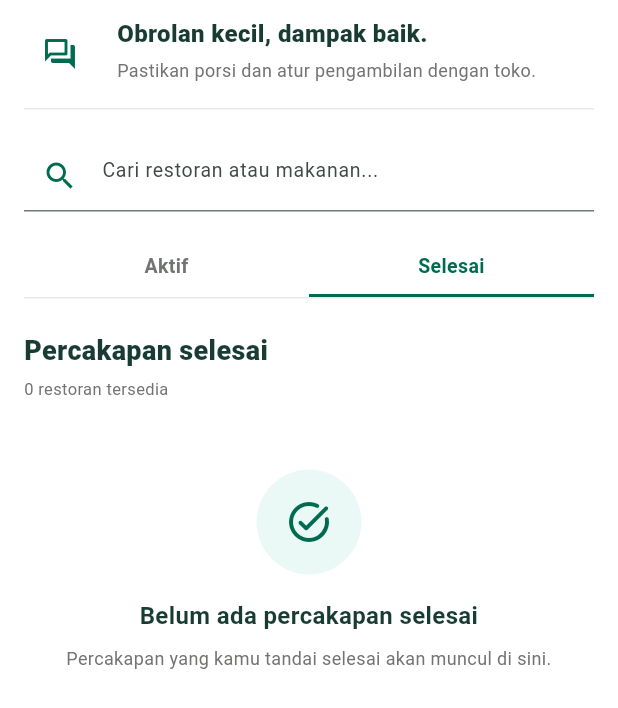
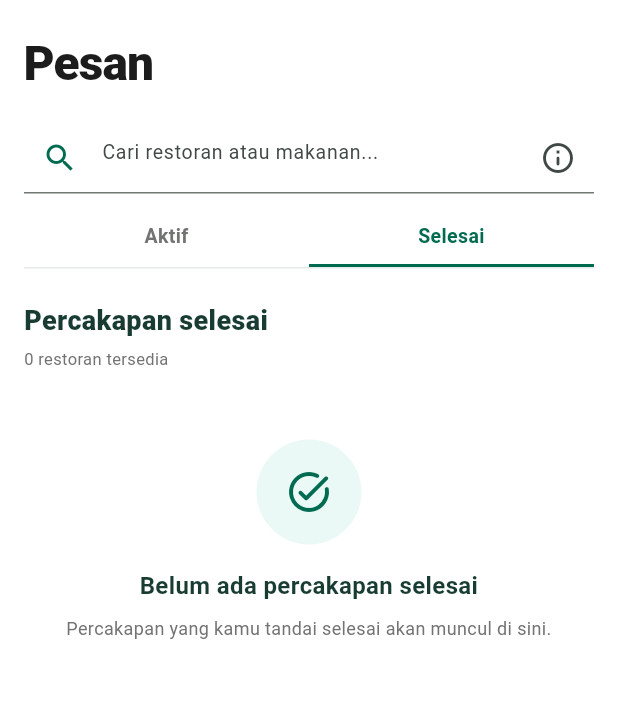
Before and after one commit to khierrro/BagiPorsi, a Flutter app: the PilihRestoran screen opened directly with empty values, after a tap on "Selesai", on a phone screen of 412 x 824 dp. Shown: the top 708 px of the screen. Run offline on Flutter 3.47's test engine with Material 3 defaults, Android fonts, the phone set to English and light mode, and no system bars; our stand-ins replace qr_flutter, shared_preferences; accounts and stored records are empty; network calls fail.

Commit message:
Refine Chat heading and keep search above conversations
Replace the introductory banner with a bold Pesan heading and keep search fixed above the conversation list. Preserve conversation help in the search field and update the navigation assertion.

```diff
--- a/lib/screens/pilih_restoran.dart
+++ b/lib/screens/pilih_restoran.dart
@@ -33,6 +33,34 @@ class _PilihRestoranState extends State<PilihRestoran> {
     message: 'Tanyakan stok, alamat, dan jadwal pengambilan kepada toko. Pesan saat ini tersimpan di sesi perangkat ini dan belum dikirim ke toko.',
   );
 
+  Widget _searchHeader(String query) => Padding(
+    padding: const EdgeInsets.fromLTRB(16, 8, 16, 8),
+    child: TextField(
+      controller: _searchController,
+      onChanged: (_) => setState(() {}),
+      textInputAction: TextInputAction.search,
+      decoration: InputDecoration(
+        hintText: 'Cari restoran atau makanan...',
+        hintStyle: const TextStyle(fontSize: 13),
+        prefixIcon: const Icon(Icons.search, color: BagiPorsiColors.green),
+        suffixIcon: query.isEmpty
+            ? IconButton(
+                tooltip: 'Tentang percakapan',
+                onPressed: _showConversationInfo,
+                icon: const Icon(Icons.info_outline_rounded),
+              )
+            : IconButton(
+                tooltip: 'Hapus pencarian restoran',
+                icon: const Icon(Icons.close),
+                onPressed: () => setState(_searchController.clear),
+              ),
+        border: const UnderlineInputBorder(
+          borderSide: BorderSide(color: BagiPorsiColors.border),
+        ),
+      ),
+    ),
+  );
+
   @override
   Widget build(BuildContext context) => ListenableBuilder(
     listenable: widget.store,
@@ -64,86 +92,34 @@ class _PilihRestoranState extends State<PilihRestoran> {
         backgroundColor: Colors.white,
         body: SafeArea(
           bottom: false,
-          child: ListView(
-            padding: const EdgeInsets.fromLTRB(16, 0, 16, 24),
-            keyboardDismissBehavior: ScrollViewKeyboardDismissBehavior.onDrag,
+          child: Column(
             children: [
-              Container(
-                padding: const EdgeInsets.symmetric(vertical: 12),
-                decoration: const BoxDecoration(
-                  border: Border(
-                    bottom: BorderSide(color: BagiPorsiColors.border),
-                  ),
-                ),
-                child: Row(
-                  crossAxisAlignment: CrossAxisAlignment.start,
-                  children: [
-                    CircleAvatar(
-                      radius: 24,
-                      backgroundColor: Colors.white,
-                      child: IconButton(
-                        tooltip: 'Tentang percakapan',
-                        onPressed: _showConversationInfo,
-                        icon: const Icon(
-                          Icons.forum_outlined,
-                          color: BagiPorsiColors.green,
+              Semantics(
+                header: true,
+                child: const Padding(
+                  padding: EdgeInsets.fromLTRB(16, 24, 16, 12),
+                  child: Align(
+                    alignment: Alignment.centerLeft,
+                    child: Text(
+                      'Pesan',
+                      style: TextStyle(
+                        fontSize: 32,
+                        height: 1.15,
+                        fontWeight: FontWeight.w800,
+                        letterSpacing: -0.6,
+                        color: Color(0xFF1C1C1C),
                       ),
                     ),
                   ),
-                    const SizedBox(width: 14),
-                    const Expanded(
-                      child: Column(
-                        crossAxisAlignment: CrossAxisAlignment.start,
-                        children: [
-                          Text(
-                            'Obrolan kecil, dampak baik.',
-                            style: TextStyle(
-                              fontSize: 16,
-                              height: 1.3,
-                              fontWeight: FontWeight.w800,
-                              color: BagiPorsiColors.ink,
                 ),
               ),
-                          SizedBox(height: 5),
-                          Text(
-                            'Pastikan porsi dan atur pengambilan dengan toko.',
-                            style: TextStyle(
-                              fontSize: 12,
-                              height: 1.5,
-                              color: BagiPorsiColors.muted,
-                            ),
-                          ),
-                        ],
-                      ),
-                    ),
-                  ],
-                ),
-              ),
-              const SizedBox(height: 20),
-              TextField(
-                controller: _searchController,
-                onChanged: (_) => setState(() {}),
-                textInputAction: TextInputAction.search,
-                decoration: InputDecoration(
-                  hintText: 'Cari restoran atau makanan...',
-                  hintStyle: const TextStyle(fontSize: 13),
-                  prefixIcon: const Icon(
-                    Icons.search,
-                    color: BagiPorsiColors.green,
-                  ),
-                  suffixIcon: query.isEmpty
-                      ? null
-                      : IconButton(
-                          tooltip: 'Hapus pencarian restoran',
-                          icon: const Icon(Icons.close),
-                          onPressed: () => setState(_searchController.clear),
-                        ),
-                  border: const UnderlineInputBorder(
-                    borderSide: BorderSide(color: BagiPorsiColors.border),
-                  ),
-                ),
-              ),
-              const SizedBox(height: 16),
+              _searchHeader(query),
+              Expanded(
+                child: ListView(
+                  padding: const EdgeInsets.fromLTRB(16, 0, 16, 24),
+                  keyboardDismissBehavior:
+                      ScrollViewKeyboardDismissBehavior.onDrag,
+                  children: [
                     Container(
                       decoration: const BoxDecoration(
                         border: Border(
@@ -223,6 +199,9 @@ class _PilihRestoranState extends State<PilihRestoran> {
                       ),
                     for (final restaurant in restaurants)
                       _buildRestaurant(restaurant),
+                  ],
+                ),
+              ),
             ],
           ),
         ),
```
Also changed, not shown: 1 other file. Lines whose indentation alone changed are shown as unchanged.
